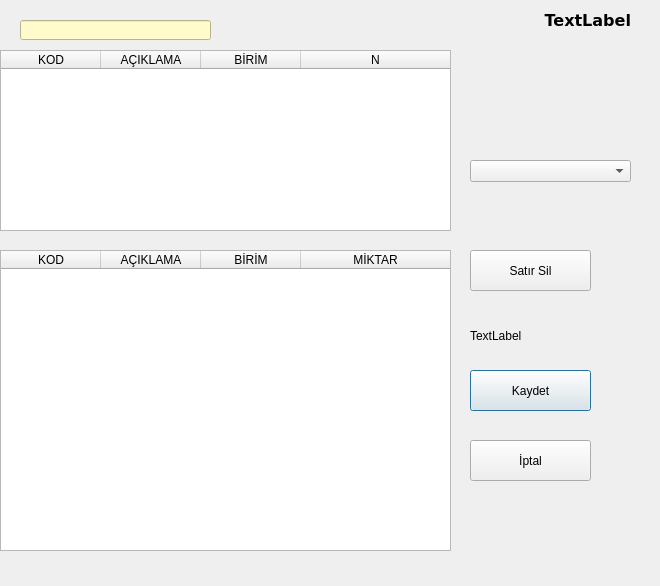
Above: recete2.ui from nerdogan/nenra before the change. Below: the same form after it.
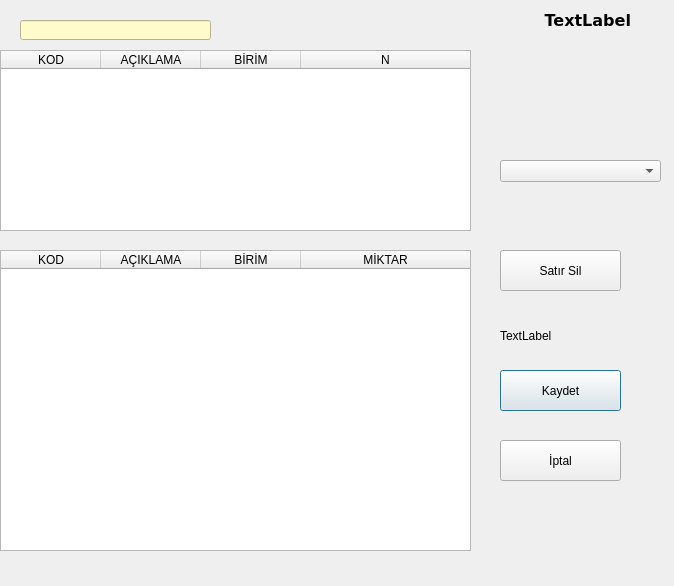
That is the form after the change. Icons and pictures are not drawn.

```diff
--- a/recete2.ui
+++ b/recete2.ui
@@ -6,7 +6,7 @@
    <rect>
     <x>0</x>
     <y>0</y>
-    <width>660</width>
+    <width>674</width>
     <height>586</height>
    </rect>
   </property>
@@ -41,7 +41,7 @@
     <rect>
      <x>0</x>
      <y>50</y>
-     <width>451</width>
+     <width>471</width>
      <height>181</height>
     </rect>
    </property>
@@ -77,7 +77,7 @@
     <rect>
      <x>0</x>
      <y>250</y>
-     <width>451</width>
+     <width>471</width>
      <height>301</height>
     </rect>
    </property>
@@ -160,7 +160,7 @@
   <widget class="QPushButton" name="pushButton">
    <property name="geometry">
     <rect>
-     <x>470</x>
+     <x>500</x>
      <y>370</y>
      <width>121</width>
      <height>41</height>
@@ -173,7 +173,7 @@
   <widget class="QPushButton" name="pushButton_2">
    <property name="geometry">
     <rect>
-     <x>470</x>
+     <x>500</x>
      <y>440</y>
      <width>121</width>
      <height>41</height>
@@ -186,7 +186,7 @@
   <widget class="QLabel" name="label_3">
    <property name="geometry">
     <rect>
-     <x>470</x>
+     <x>500</x>
      <y>320</y>
      <width>71</width>
      <height>31</height>
@@ -199,7 +199,7 @@
   <widget class="QPushButton" name="pushButton_3">
    <property name="geometry">
     <rect>
-     <x>470</x>
+     <x>500</x>
      <y>250</y>
      <width>121</width>
      <height>41</height>
@@ -218,7 +218,7 @@
   <widget class="QComboBox" name="comboBox">
    <property name="geometry">
     <rect>
-     <x>470</x>
+     <x>500</x>
      <y>160</y>
      <width>161</width>
      <height>22</height>
```
